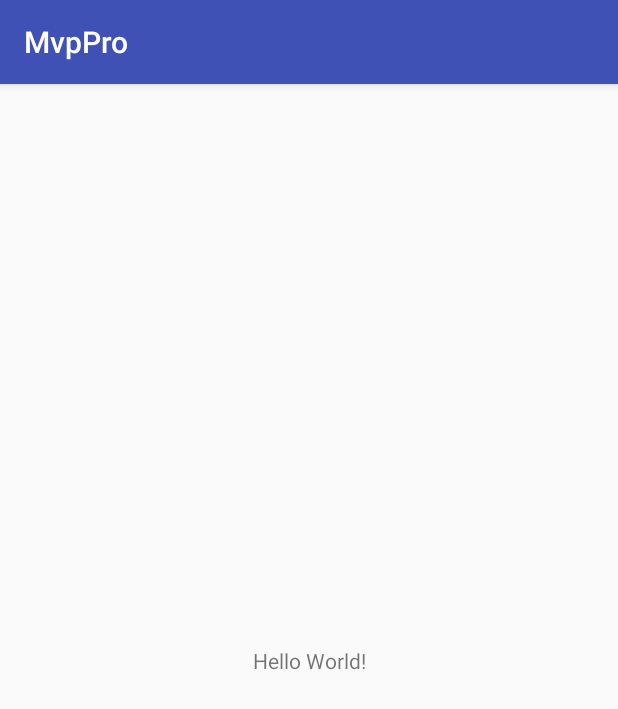
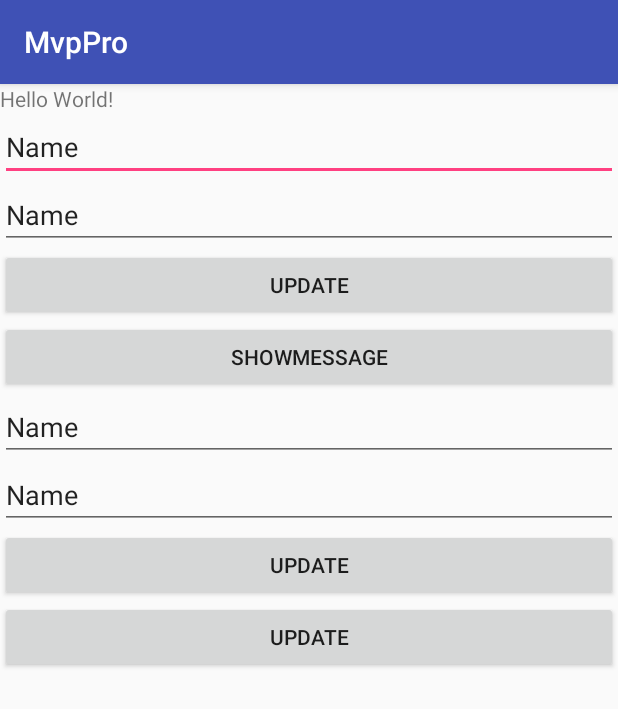
Before and after one commit to sanketingithub/mvpPro, an Android app: the screen it shows after launch (MainActivity), on a phone screen of 412 x 824 dp. Shown: the top 709 px of the screen. Run offline under Robolectric (Android 15) with nearby library versions, the phone set to English and light mode, and no system bars.

```diff
--- a/app/src/main/java/testapp/testing/com/mvppro/MainActivity.java
+++ b/app/src/main/java/testapp/testing/com/mvppro/MainActivity.java
@@ -2,12 +2,79 @@ package testapp.testing.com.mvppro;
 
 import android.support.v7.app.AppCompatActivity;
 import android.os.Bundle;
+import android.view.View;
+import android.widget.EditText;
+import android.widget.TextView;
+import android.widget.Toast;
 
-public class MainActivity extends AppCompatActivity {
+public class MainActivity extends AppCompatActivity implements SayHelloContract.View, View.OnClickListener {
+
+    private SayHelloContract.Presenter mPresenter;
+
+    //UI properties
+    private TextView mMessageView;
+    private EditText mFirstNameView;
+    private EditText mLastNameView;
 
     @Override
     protected void onCreate(Bundle savedInstanceState) {
         super.onCreate(savedInstanceState);
         setContentView(R.layout.activity_main);
+
+        initViews();
+
+        // Creates presenter
+        mPresenter = new SayHelloPresenter(this);}
+    private void initViews() {
+        mMessageView = (TextView) findViewById(R.id.message);
+        mFirstNameView = (EditText) findViewById(R.id.firstName);
+        mLastNameView = (EditText) findViewById(R.id.lastName);
+
+        findViewById(R.id.update).setOnClickListener(this);
+        findViewById(R.id.showMessage).setOnClickListener(this);
+    }
+
+    @Override
+    public void showMessage(String message) {
+        mMessageView.setText(message);
+    }
+
+    @Override
+    public void showError(String error) {
+        Toast.makeText(getApplicationContext(), error, Toast.LENGTH_SHORT).show();
+    }
+
+    /**
+     * The View only receives user's action and leaves all remaining tasks for the Presenter
+     */
+    @Override
+    public void onClick(View view) {
+        switch (view.getId()) {
+            case R.id.update:
+                mPresenter.saveName(mFirstNameView.getText().toString(),
+                        mLastNameView.getText().toString());
+                break;
+            case R.id.showMessage:
+                mPresenter.loadMessage();
+                break;
+        }
     }
 }
+
+
+/*MVP in Android
+MVP is strongly recommended because a lot of developers are using it now. Even, Google also provide its best practice example on Github.
+
+Definition is not always an interesting part but it is super important. We should even check it out again an again to understand it deeply.
+
+
+Image Credit: Tin Megali
+View = a passive interface that displays data and routes user actions to the Presenter. In Android, it is represented by Activity, Fragment, or View.
+Model = a layer that holds business logic, controls how data is created, stored, and modified. In Android, it is a data access layer such as database API or remote server API.
+Presenter = A middle man which retrieves data from Model and show it in the View. It also process user action forwarded to it by the View.
+Important points of MVP are:
+
+View can not access Model.
+Presenter is tied to a single View.
+View is completely dumb and passive (only retrieve user action and leave all other things for Presenter to handle).
+*/
--- /dev/null
+++ b/app/src/main/java/testapp/testing/com/mvppro/SayHelloContract.java
@@ -0,0 +1,16 @@
+package testapp.testing.com.mvppro;
+
+public interface SayHelloContract {
+    /** Represents the View in MVP. */
+    interface View {
+        void showMessage(String message);
+
+        void showError(String error);
+    }
+
+    /** Represents the Presenter in MVP. */
+    interface Presenter {
+        void loadMessage();
+
+        void saveName(String firstName, String lastName);
+    }}
--- /dev/null
+++ b/app/src/main/java/testapp/testing/com/mvppro/SayHelloPresenter.java
@@ -0,0 +1,29 @@
+package testapp.testing.com.mvppro;
+
+public class SayHelloPresenter implements SayHelloContract.Presenter{
+
+    private Person mPerson;
+    private SayHelloContract.View mView;
+
+    public SayHelloPresenter( SayHelloContract.View view) {
+        mPerson = new Person();
+        mView = view;
+    }
+
+    @Override
+    public void loadMessage() {
+        if (mPerson.getFirstName() == null && mPerson.getLastName() == null){
+            mView.showError("No person name found.");
+            return;
+        }
+
+        String message = "Hi " + mPerson.getName() + "!";
+        mView.showMessage(message);
+    }
+
+    @Override
+    public void saveName(String firstName, String lastName) {
+        mPerson.setFirstName(firstName);
+        mPerson.setLastName(lastName);
+    }
+}
--- a/app/src/main/res/layout/activity_main.xml
+++ b/app/src/main/res/layout/activity_main.xml
@@ -1,12 +1,16 @@
 <?xml version="1.0" encoding="utf-8"?>
-<android.support.constraint.ConstraintLayout xmlns:android="http://schemas.android.com/apk/res/android"
+<LinearLayout xmlns:android="http://schemas.android.com/apk/res/android"
     xmlns:app="http://schemas.android.com/apk/res-auto"
     xmlns:tools="http://schemas.android.com/tools"
     android:layout_width="match_parent"
     android:layout_height="match_parent"
+    android:orientation="vertical"
     tools:context=".MainActivity">
 
+
+
     <TextView
+        android:id="@+id/message"
         android:layout_width="wrap_content"
         android:layout_height="wrap_content"
         android:text="Hello World!"
@@ -15,4 +19,62 @@
         app:layout_constraintRight_toRightOf="parent"
         app:layout_constraintTop_toTopOf="parent" />
 
-</android.support.constraint.ConstraintLayout>
+    <EditText
+        android:id="@+id/firstName"
+        android:layout_width="match_parent"
+        android:layout_height="wrap_content"
+        android:ems="10"
+        android:inputType="textPersonName"
+        android:text="Name" />
+
+    <EditText
+        android:id="@+id/lastName"
+        android:layout_width="match_parent"
+        android:layout_height="wrap_content"
+        android:ems="10"
+        android:inputType="textPersonName"
+        android:text="Name" />
+
+
+
+    <Button
+        android:id="@+id/update"
+        android:text="update"
+        android:layout_width="match_parent"
+        android:layout_height="wrap_content" />
+
+
+    <Button
+        android:id="@+id/showMessage"
+        android:text="showMessage"
+        android:layout_width="match_parent"
+        android:layout_height="wrap_content" />
+
+    <EditText
+        android:id="@+id/editText3"
+        android:layout_width="match_parent"
+        android:layout_height="wrap_content"
+        android:ems="10"
+        android:inputType="textPersonName"
+        android:text="Name" />
+
+    <EditText
+        android:id="@+id/editText4"
+        android:layout_width="match_parent"
+        android:layout_height="wrap_content"
+        android:ems="10"
+        android:inputType="textPersonName"
+        android:text="Name" />
+    <Button
+        android:id="@+id/update3"
+        android:layout_width="match_parent"
+        android:layout_height="wrap_content"
+        android:text="update" />
+
+    <Button
+        android:id="@+id/update2"
+        android:layout_width="match_parent"
+        android:layout_height="wrap_content"
+        android:text="update" />
+
+</LinearLayout>
```
Also changed, not shown: app/src/main/java/testapp/testing/com/mvppro/Person.java (added, +34 -0 lines), 2 other files.
